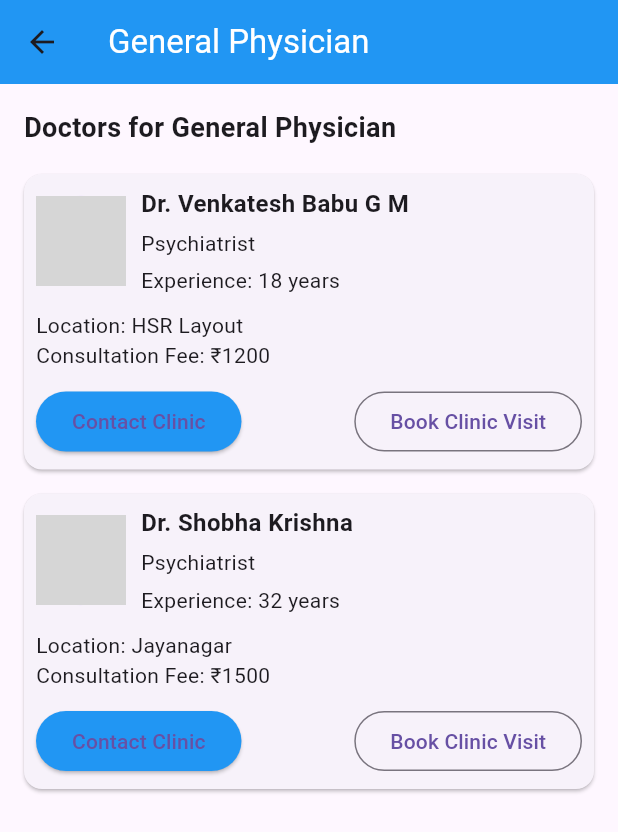
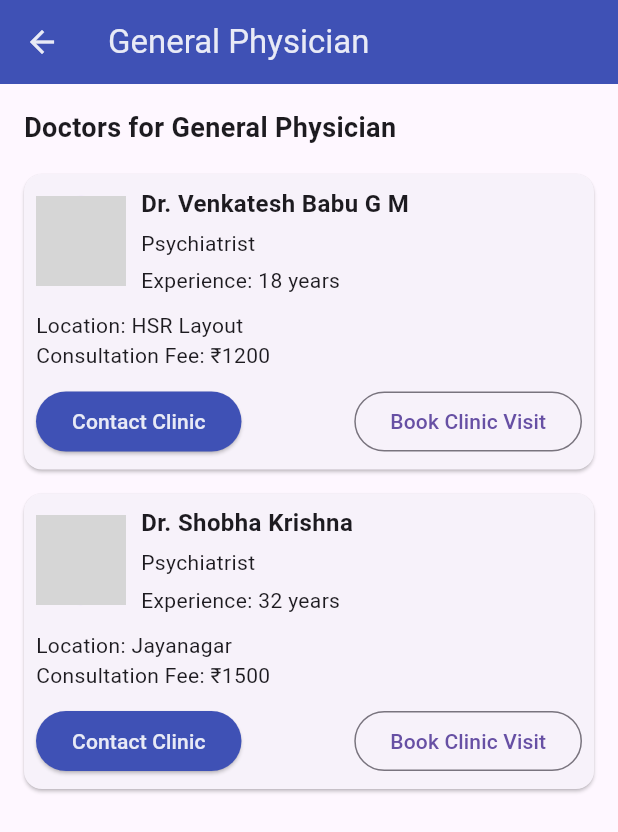
Before and after one commit to Krutarth0927/doctor, a Flutter app: the DoctorCardPage screen opened directly, on a phone screen of 412 x 824 dp. Shown: the top 832 px of the screen. Run offline on Flutter 3.47's test engine with Material 3 defaults, Android fonts, the phone set to English and light mode, and no system bars; our stand-ins replace flutter_local_notifications, get, image_picker, timezone; network calls fail; grey boxes are pictures that could not be loaded.

Commit message:
commit message

```diff
--- a/lib/doctor category/category.dart
+++ b/lib/doctor category/category.dart
@@ -1,3 +1,4 @@
+import 'package:d2/other/color.dart';
 import 'package:flutter/material.dart';
 
 class DoctorCardPage extends StatelessWidget {
@@ -13,11 +14,12 @@ class DoctorCardPage extends StatelessWidget {
 
     return Scaffold(
       appBar: AppBar(
+        iconTheme: IconThemeData(color: AppColors.text),
         title: Text(
           categoryName,
-          style: TextStyle(color: Colors.white),
+          style: TextStyle(color: AppColors.text),
         ),
-        backgroundColor: Colors.blue,
+        backgroundColor: AppColors.primary,
       ),
       body: SingleChildScrollView(
         child: Padding(
@@ -72,9 +74,9 @@ class DoctorCardPage extends StatelessWidget {
                           children: [
                             ElevatedButton(
                               onPressed: () {},
-                              child: Text("Contact Clinic"),
+                              child: Text("Contact Clinic",style: TextStyle(color: AppColors.text),),
                               style: ElevatedButton.styleFrom(
-                                  backgroundColor: Colors.blue),
+                                  backgroundColor: AppColors.primary),
                             ),
                             OutlinedButton(
                               onPressed: () {},
```
